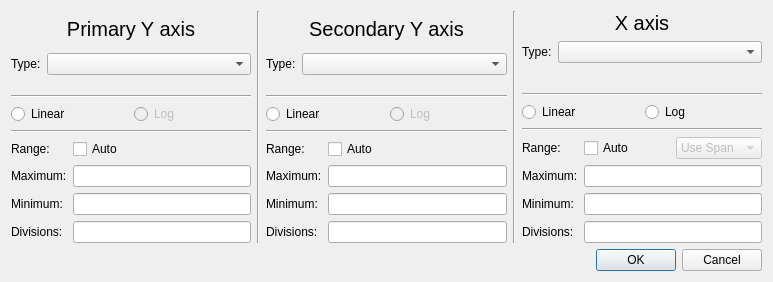
Old version of the form Software/PC_Application/Traces/xyplotaxisdialog.ui in the repository jankae/LibreVNA.
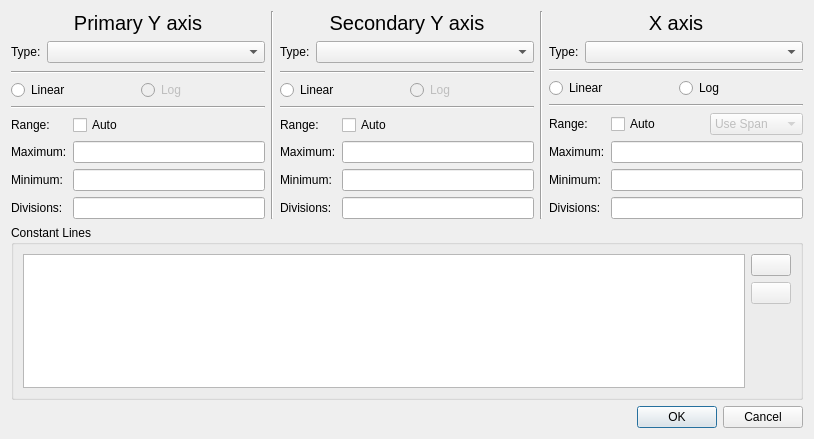
New version of the form. Icons and pictures are not drawn. Custom widgets are drawn as their Qt base class.

Commit message: Preparations for limit lines on XY-plot

Diff of the .ui file:
```diff
--- a/Software/PC_Application/Traces/xyplotaxisdialog.ui
+++ b/Software/PC_Application/Traces/xyplotaxisdialog.ui
@@ -9,8 +9,8 @@
    <rect>
     <x>0</x>
     <y>0</y>
-    <width>773</width>
-    <height>282</height>
+    <width>814</width>
+    <height>439</height>
    </rect>
   </property>
   <property name="windowTitle">
@@ -19,7 +19,7 @@
   <property name="modal">
    <bool>true</bool>
   </property>
-  <layout class="QVBoxLayout" name="verticalLayout_4">
+  <layout class="QVBoxLayout" name="verticalLayout_5">
    <item>
     <layout class="QHBoxLayout" name="horizontalLayout_5">
      <item>
@@ -431,6 +431,82 @@
      </item>
     </layout>
    </item>
+   <item>
+    <widget class="QGroupBox" name="groupBox">
+     <property name="title">
+      <string>Constant Lines</string>
+     </property>
+     <layout class="QHBoxLayout" name="horizontalLayout_6">
+      <item>
+       <widget class="QListWidget" name="lineList">
+        <property name="selectionMode">
+         <enum>QAbstractItemView::SingleSelection</enum>
+        </property>
+       </widget>
+      </item>
+      <item>
+       <layout class="QVBoxLayout" name="verticalLayout_4">
+        <item>
+         <widget class="QPushButton" name="addLine">
+          <property name="sizePolicy">
+           <sizepolicy hsizetype="Fixed" vsizetype="Fixed">
+            <horstretch>0</horstretch>
+            <verstretch>0</verstretch>
+           </sizepolicy>
+          </property>
+          <property name="toolTip">
+           <string>Add</string>
+          </property>
+          <property name="text">
+           <string/>
+          </property>
+          <property name="icon">
+           <iconset theme="list-add" resource="../icons.qrc">
+            <normaloff>:/icons/add.png</normaloff>:/icons/add.png</iconset>
+          </property>
+         </widget>
+        </item>
+        <item>
+         <widget class="QPushButton" name="removeLine">
+          <property name="enabled">
+           <bool>false</bool>
+          </property>
+          <property name="sizePolicy">
+           <sizepolicy hsizetype="Minimum" vsizetype="Fixed">
+            <horstretch>0</horstretch>
+            <verstretch>0</verstretch>
+           </sizepolicy>
+          </property>
+          <property name="toolTip">
+           <string>Delete</string>
+          </property>
+          <property name="text">
+           <string/>
+          </property>
+          <property name="icon">
+           <iconset theme="list-remove" resource="../icons.qrc">
+            <normaloff>:/icons/remove.png</normaloff>:/icons/remove.png</iconset>
+          </property>
+         </widget>
+        </item>
+        <item>
+         <spacer name="verticalSpacer">
+          <property name="orientation">
+           <enum>Qt::Vertical</enum>
+          </property>
+          <property name="sizeHint" stdset="0">
+           <size>
+            <width>18</width>
+            <height>186</height>
+           </size>
+          </property>
+         </spacer>
+        </item>
+       </layout>
+      </item>
+     </layout>
+    </widget>
+   </item>
    <item>
     <widget class="QDialogButtonBox" name="buttonBox">
      <property name="orientation">
```
Left out of the diff: 6 changed lines with no effect on the pictures. The commit also changes 5 other files.
